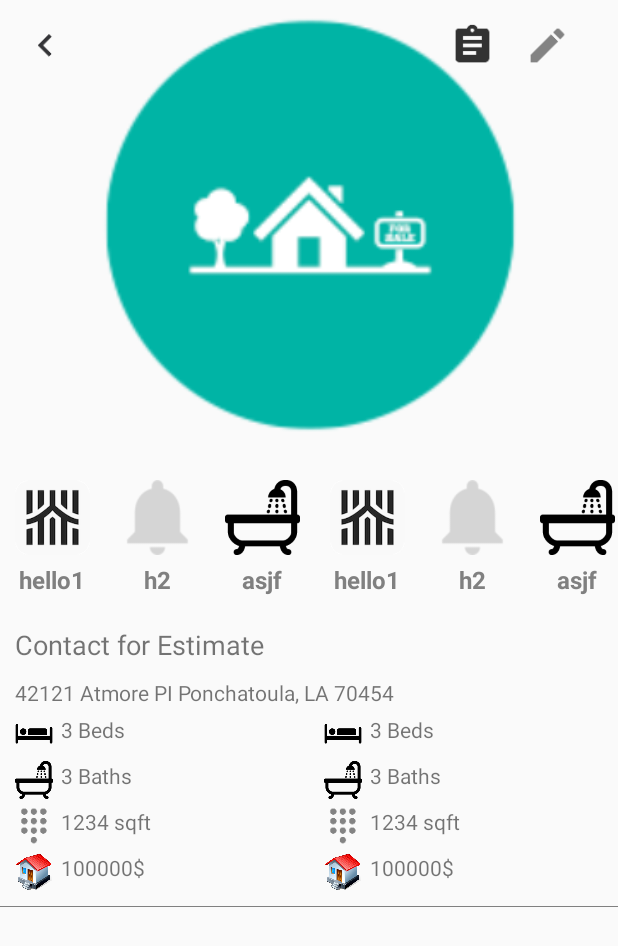
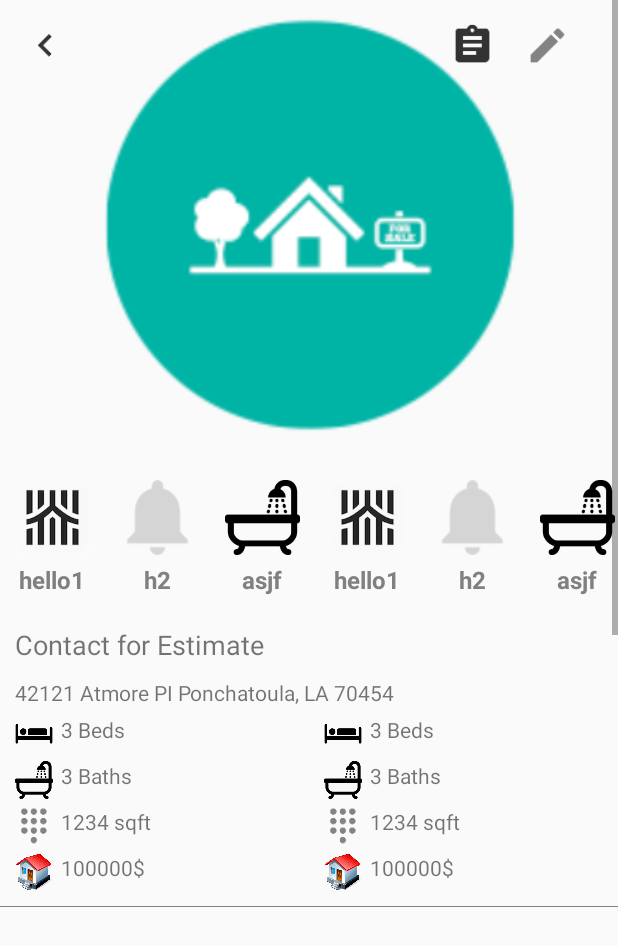
Before and after one commit to tuankhanh45/melodytest, an Android app: the HomeDetailsActivity screen opened directly, with no data from a screen before it, on a phone screen of 412 x 824 dp. Shown: the top 946 px of the screen. Run offline under Robolectric (Android 15) with nearby library versions, the phone set to English and light mode, and no system bars.

Commit message:
fix xml detailhomes

```diff
--- a/app/src/main/res/layout/activity_home_details.xml
+++ b/app/src/main/res/layout/activity_home_details.xml
@@ -1,224 +1,254 @@
 <?xml version="1.0" encoding="utf-8"?>
-<ScrollView
-    xmlns:android="http://schemas.android.com/apk/res/android"
+<RelativeLayout xmlns:android="http://schemas.android.com/apk/res/android"
     xmlns:tools="http://schemas.android.com/tools"
     android:layout_width="match_parent"
     android:layout_height="match_parent"
     tools:context=".HomeDetails.HomeDetailsActivity">
-    <RelativeLayout
+    <ScrollView
         android:layout_width="match_parent"
         android:layout_height="match_parent">
         <LinearLayout
             android:layout_width="match_parent"
             android:layout_height="match_parent"
             android:orientation="vertical">
+
             <ImageView
-                android:src="@drawable/openhouse"
+                android:id="@+id/img_home"
                 android:layout_width="match_parent"
                 android:layout_height="300dp"
-                android:id="@+id/img_home"/>
+                android:src="@drawable/openhouse" />
+
             <android.support.v7.widget.RecyclerView
-                android:layout_marginTop="10dp"
                 android:id="@+id/rc_item"
                 android:layout_width="match_parent"
-                android:layout_height="wrap_content"/>
-            <TextView
-                android:text="Contact for Estimate"
-                android:textSize="18dp"
-                android:layout_marginLeft="10dp"
-                android:layout_width="match_parent"
                 android:layout_height="wrap_content"
-                android:layout_marginTop="10dp"/>
+                android:layout_marginTop="10dp" />
+
             <TextView
                 android:layout_width="match_parent"
                 android:layout_height="wrap_content"
-                android:textSize="14dp"
+                android:layout_marginLeft="10dp"
                 android:layout_marginTop="10dp"
-                android:layout_marginLeft="10dp"
-                android:text="42121 Atmore PI
-Ponchatoula, LA 70454"/>
-            <LinearLayout
-                android:orientation="horizontal"
+                android:text="Contact for Estimate"
+                android:textSize="18dp" />
+
+            <TextView
                 android:layout_width="match_parent"
                 android:layout_height="wrap_content"
-                >
+                android:layout_marginLeft="10dp"
+                android:layout_marginTop="10dp"
+                android:text="42121 Atmore PI
+Ponchatoula, LA 70454"
+                android:textSize="14dp" />
+
             <LinearLayout
-                    android:orientation="vertical"
+                android:layout_width="match_parent"
+                android:layout_height="wrap_content"
+                android:orientation="horizontal">
+
+                <LinearLayout
+                    android:layout_width="match_parent"
+                    android:layout_height="wrap_content"
                     android:layout_weight="1"
+                    android:orientation="vertical">
+
+                    <LinearLayout
                         android:layout_width="match_parent"
-                    android:layout_height="wrap_content">
-                    <LinearLayout
+                        android:layout_height="match_parent"
                         android:layout_marginTop="5dp"
-                        android:orientation="horizontal"
-                        android:layout_width="match_parent"
-                        android:layout_height="match_parent">
+                        android:orientation="horizontal">
+
                         <ImageView
-                            android:layout_marginLeft="10dp"
                             android:layout_width="25dp"
                             android:layout_height="25dp"
-                            android:src="@drawable/bedroom"/>
+                            android:layout_marginLeft="10dp"
+                            android:src="@drawable/bedroom" />
+
                         <TextView
-                            android:layout_marginLeft="5dp"
                             android:layout_width="wrap_content"
                             android:layout_height="wrap_content"
-                            android:text="3 Beds"/>
+                            android:layout_marginLeft="5dp"
+                            android:text="3 Beds" />
                     </LinearLayout>
+
                     <LinearLayout
+                        android:layout_width="match_parent"
+                        android:layout_height="match_parent"
                         android:layout_marginTop="5dp"
-                        android:orientation="horizontal"
-                        android:layout_width="match_parent"
-                        android:layout_height="match_parent">
+                        android:orientation="horizontal">
+
                         <ImageView
-                            android:layout_marginLeft="10dp"
                             android:layout_width="25dp"
                             android:layout_height="25dp"
-                            android:src="@drawable/bathroom"/>
+                            android:layout_marginLeft="10dp"
+                            android:src="@drawable/bathroom" />
+
                         <TextView
-                            android:layout_marginLeft="5dp"
                             android:layout_width="wrap_content"
                             android:layout_height="wrap_content"
-                            android:text="3 Baths"/>
+                            android:layout_marginLeft="5dp"
+                            android:text="3 Baths" />
                     </LinearLayout>
+
                     <LinearLayout
+                        android:layout_width="match_parent"
+                        android:layout_height="match_parent"
                         android:layout_marginTop="5dp"
-                        android:orientation="horizontal"
-                        android:layout_width="match_parent"
-                        android:layout_height="match_parent">
+                        android:orientation="horizontal">
+
                         <ImageView
-                            android:layout_marginLeft="10dp"
                             android:layout_width="25dp"
                             android:layout_height="25dp"
-                            android:src="@drawable/ic_setting"/>
+                            android:layout_marginLeft="10dp"
+                            android:src="@drawable/ic_setting" />
+
                         <TextView
-                            android:layout_marginLeft="5dp"
                             android:layout_width="wrap_content"
                             android:layout_height="wrap_content"
-                            android:text="1234 sqft"/>
+                            android:layout_marginLeft="5dp"
+                            android:text="1234 sqft" />
                     </LinearLayout>
+
                     <LinearLayout
+                        android:layout_width="match_parent"
+                        android:layout_height="match_parent"
                         android:layout_marginTop="5dp"
-                        android:orientation="horizontal"
-                        android:layout_width="match_parent"
-                        android:layout_height="match_parent">
+                        android:orientation="horizontal">
+
                         <ImageView
-                            android:layout_marginLeft="10dp"
                             android:layout_width="25dp"
                             android:layout_height="25dp"
-                            android:src="@drawable/house"/>
+                            android:layout_marginLeft="10dp"
+                            android:src="@drawable/house" />
+
                         <TextView
-                            android:layout_marginLeft="5dp"
                             android:layout_width="wrap_content"
                             android:layout_height="wrap_content"
-                            android:text="100000$"/>
+                            android:layout_marginLeft="5dp"
+                            android:text="100000$" />
                     </LinearLayout>
 
                 </LinearLayout>
 
                 <LinearLayout
-                    android:orientation="vertical"
+                    android:layout_width="match_parent"
+                    android:layout_height="wrap_content"
                     android:layout_weight="1"
+                    android:orientation="vertical">
+
+                    <LinearLayout
                         android:layout_width="match_parent"
-                    android:layout_height="wrap_content">
-                    <LinearLayout
+                        android:layout_height="match_parent"
                         android:layout_marginTop="5dp"
-                        android:orientation="horizontal"
-                        android:layout_width="match_parent"
-                        android:layout_height="match_parent">
+                        android:orientation="horizontal">
+
                         <ImageView
-                            android:layout_marginLeft="10dp"
                             android:layout_width="25dp"
                             android:layout_height="25dp"
-                            android:src="@drawable/bedroom"/>
+                            android:layout_marginLeft="10dp"
+                            android:src="@drawable/bedroom" />
+
                         <TextView
-                            android:layout_marginLeft="5dp"
                             android:layout_width="wrap_content"
                             android:layout_height="wrap_content"
-                            android:text="3 Beds"/>
+                            android:layout_marginLeft="5dp"
+                            android:text="3 Beds" />
                     </LinearLayout>
+
                     <LinearLayout
+                        android:layout_width="match_parent"
+                        android:layout_height="match_parent"
                         android:layout_marginTop="5dp"
-                        android:orientation="horizontal"
-                        android:layout_width="match_parent"
-                        android:layout_height="match_parent">
+                        android:orientation="horizontal">
+
                         <ImageView
-                            android:layout_marginLeft="10dp"
                             android:layout_width="25dp"
                             android:layout_height="25dp"
-                            android:src="@drawable/bathroom"/>
+                            android:layout_marginLeft="10dp"
+                            android:src="@drawable/bathroom" />
+
                         <TextView
-                            android:layout_marginLeft="5dp"
                             android:layout_width="wrap_content"
                             android:layout_height="wrap_content"
-                            android:text="3 Baths"/>
+                            android:layout_marginLeft="5dp"
+                            android:text="3 Baths" />
                     </LinearLayout>
+
                     <LinearLayout
+                        android:layout_width="match_parent"
+                        android:layout_height="match_parent"
                         android:layout_marginTop="5dp"
-                        android:orientation="horizontal"
-                        android:layout_width="match_parent"
-                        android:layout_height="match_parent">
+                        android:orientation="horizontal">
+
                         <ImageView
-                            android:layout_marginLeft="10dp"
                             android:layout_width="25dp"
                             android:layout_height="25dp"
-                            android:src="@drawable/ic_setting"/>
+                            android:layout_marginLeft="10dp"
+                            android:src="@drawable/ic_setting" />
+
                         <TextView
-                            android:layout_marginLeft="5dp"
                             android:layout_width="wrap_content"
                             android:layout_height="wrap_content"
-                            android:text="1234 sqft"/>
+                            android:layout_marginLeft="5dp"
+                            android:text="1234 sqft" />
                     </LinearLayout>
+
                     <LinearLayout
+                        android:layout_width="match_parent"
+                        android:layout_height="match_parent"
                         android:layout_marginTop="5dp"
-                        android:orientation="horizontal"
-                        android:layout_width="match_parent"
-                        android:layout_height="match_parent">
+                        android:orientation="horizontal">
+
                         <ImageView
-                            android:layout_marginLeft="10dp"
                             android:layout_width="25dp"
                             android:layout_height="25dp"
-                            android:src="@drawable/house"/>
+                            android:layout_marginLeft="10dp"
+                            android:src="@drawable/house" />
+
                         <TextView
-                            android:layout_marginLeft="5dp"
                             android:layout_width="wrap_content"
                             android:layout_height="wrap_content"
-                            android:text="100000$"/>
+                            android:layout_marginLeft="5dp"
+                            android:text="100000$" />
                     </LinearLayout>
                 </LinearLayout>
             </LinearLayout>
+
             <LinearLayout
-                android:orientation="vertical"
-                android:layout_marginTop="10dp"
                 android:layout_width="match_parent"
                 android:layout_height="0.5dp"
-                android:background="@color/gray">
+                android:layout_marginTop="10dp"
+                android:background="@color/gray"
+                android:orientation="vertical"></LinearLayout>
+
+            <ImageView
+                android:layout_width="match_parent"
+                android:layout_height="1000dp" />
         </LinearLayout>
-
-        </LinearLayout>
+    </ScrollView>
     <RelativeLayout
         android:layout_width="match_parent"
         android:layout_height="70dp"
-            android:background="#00000000"
-            >
+        android:background="#00000000">
+
         <ImageView
             android:layout_width="30dp"
             android:layout_height="30dp"
             android:layout_margin="15dp"
-                android:src="@drawable/ic_back"/>
+            android:src="@drawable/ic_back" />
 
         <ImageView
             android:layout_width="30dp"
             android:layout_height="30dp"
+            android:layout_marginLeft="300dp"
             android:layout_marginTop="15dp"
-                android:layout_marginLeft="300dp"
             android:src="@drawable/ic_list" />
 
         <ImageView
             android:layout_width="30dp"
             android:layout_height="30dp"
+            android:layout_marginLeft="350dp"
             android:layout_marginTop="15dp"
-                android:layout_marginLeft="350dp"
             android:src="@drawable/ic_action_pen" />
     </RelativeLayout>
 </RelativeLayout>
-
-</ScrollView>
```
Lines whose indentation alone changed are shown as unchanged.
